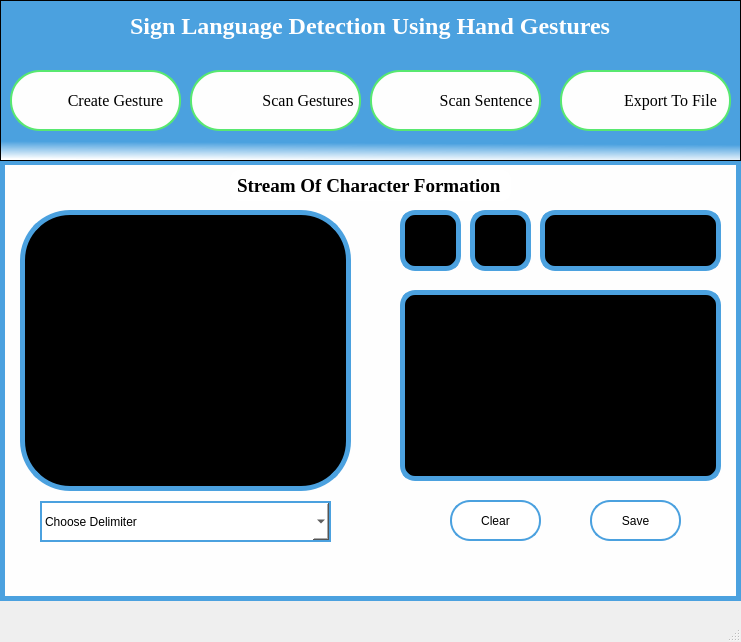
Above: Source Code/UI_Files/scan_sent.ui from shadabsk/Sign-Language-Recognition-Using-Hand-Gestures-Keras-PyQT5-OpenCV before the change. Below: the same form after it.
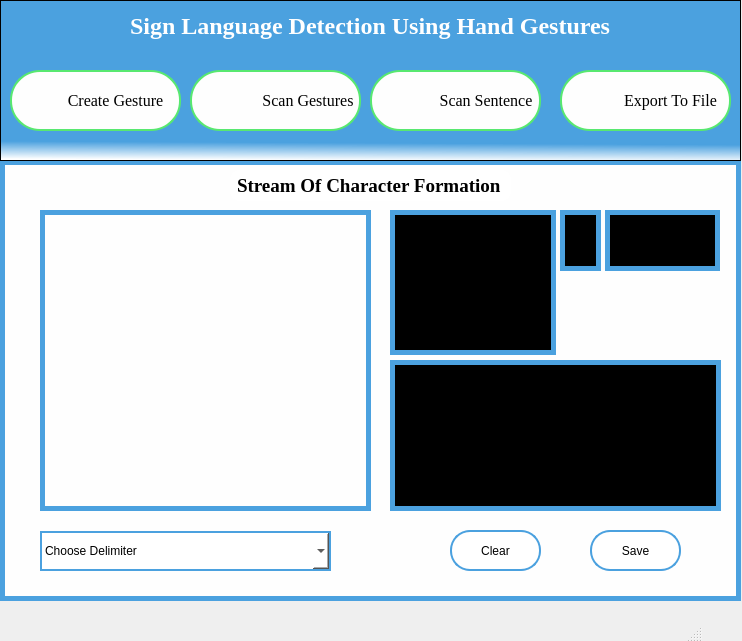
That is the form after the change. Icons and pictures are not drawn.

Commit message: improved scan single gesture and formation sentence module

What changed in the file:
```diff
--- a/Source Code/UI_Files/scan_sent.ui
+++ b/Source Code/UI_Files/scan_sent.ui
@@ -6,13 +6,17 @@
    <rect>
     <x>0</x>
     <y>0</y>
-    <width>741</width>
-    <height>642</height>
+    <width>742</width>
+    <height>641</height>
    </rect>
   </property>
   <property name="windowTitle">
    <string>MainWindow</string>
   </property>
+  <property name="styleSheet">
+   <string notr="true">width:100%;
+</string>
+  </property>
   <widget class="QWidget" name="centralwidget">
    <widget class="QGraphicsView" name="graphicsView">
     <property name="geometry">
@@ -60,15 +64,17 @@
     </property>
     <property name="geometry">
      <rect>
-      <x>400</x>
+      <x>560</x>
       <y>210</y>
-      <width>61</width>
+      <width>41</width>
       <height>61</height>
      </rect>
     </property>
     <property name="styleSheet">
-     <string notr="true">border: 5px solid #4ba1df; border-radius:15px;
-background-color:black;</string>
+     <string notr="true">border: 5px solid #4ba1df;
+background-color:black;
+color:white;
+font-size:20px;</string>
     </property>
     <property name="frameShape">
      <enum>QFrame::Box</enum>
@@ -77,29 +83,15 @@
      <string>&lt;!DOCTYPE HTML PUBLIC &quot;-//W3C//DTD HTML 4.0//EN&quot; &quot;http://www.w3.org/TR/REC-html40/strict.dtd&quot;&gt;
 &lt;html&gt;&lt;head&gt;&lt;meta name=&quot;qrichtext&quot; content=&quot;1&quot; /&gt;&lt;style type=&quot;text/css&quot;&gt;
 p, li { white-space: pre-wrap; }
-&lt;/style&gt;&lt;/head&gt;&lt;body style=&quot; font-family:'MS Shell Dlg 2'; font-size:8.25pt; font-weight:400; font-style:normal;&quot;&gt;
-&lt;p style=&quot;-qt-paragraph-type:empty; margin-top:0px; margin-bottom:0px; margin-left:0px; margin-right:0px; -qt-block-indent:0; text-indent:0px;&quot;&gt;&lt;br /&gt;&lt;/p&gt;&lt;/body&gt;&lt;/html&gt;</string>
-    </property>
-   </widget>
-   <widget class="QGraphicsView" name="graphicsView_2">
-    <property name="geometry">
-     <rect>
-      <x>20</x>
-      <y>210</y>
-      <width>331</width>
-      <height>281</height>
-     </rect>
-    </property>
-    <property name="styleSheet">
-     <string notr="true">border: 5px solid #4ba1df; border-radius:50px;
-background-color:black;</string>
+&lt;/style&gt;&lt;/head&gt;&lt;body style=&quot; font-family:'MS Shell Dlg 2'; font-size:20px; font-weight:400; font-style:normal;&quot;&gt;
+&lt;p style=&quot;-qt-paragraph-type:empty; margin-top:0px; margin-bottom:0px; margin-left:0px; margin-right:0px; -qt-block-indent:0; text-indent:0px; font-size:8.25pt;&quot;&gt;&lt;br /&gt;&lt;/p&gt;&lt;/body&gt;&lt;/html&gt;</string>
     </property>
    </widget>
    <widget class="QPushButton" name="pushButton">
     <property name="geometry">
      <rect>
       <x>590</x>
-      <y>500</y>
+      <y>530</y>
       <width>91</width>
       <height>41</height>
      </rect>
@@ -118,7 +110,7 @@
     <property name="geometry">
      <rect>
       <x>450</x>
-      <y>500</y>
+      <y>530</y>
       <width>91</width>
       <height>41</height>
      </rect>
@@ -137,9 +129,9 @@
     <property name="geometry">
      <rect>
       <x>40</x>
-      <y>501</y>
+      <y>531</y>
       <width>291</width>
-      <height>41</height>
+      <height>40</height>
      </rect>
     </property>
     <property name="styleSheet">
@@ -180,15 +172,17 @@
     </property>
     <property name="geometry">
      <rect>
-      <x>540</x>
+      <x>390</x>
       <y>210</y>
-      <width>181</width>
-      <height>61</height>
+      <width>166</width>
+      <height>145</height>
      </rect>
     </property>
     <property name="styleSheet">
-     <string notr="true">border: 5px solid #4ba1df; border-radius:15px;
-background-color:black;</string>
+     <string notr="true">border: 5px solid #4ba1df;
+background-color:black;
+color:white;
+font-size:10px;</string>
     </property>
     <property name="frameShape">
      <enum>QFrame::Box</enum>
@@ -197,8 +191,8 @@
      <string>&lt;!DOCTYPE HTML PUBLIC &quot;-//W3C//DTD HTML 4.0//EN&quot; &quot;http://www.w3.org/TR/REC-html40/strict.dtd&quot;&gt;
 &lt;html&gt;&lt;head&gt;&lt;meta name=&quot;qrichtext&quot; content=&quot;1&quot; /&gt;&lt;style type=&quot;text/css&quot;&gt;
 p, li { white-space: pre-wrap; }
-&lt;/style&gt;&lt;/head&gt;&lt;body style=&quot; font-family:'MS Shell Dlg 2'; font-size:8.25pt; font-weight:400; font-style:normal;&quot;&gt;
-&lt;p style=&quot;-qt-paragraph-type:empty; margin-top:0px; margin-bottom:0px; margin-left:0px; margin-right:0px; -qt-block-indent:0; text-indent:0px;&quot;&gt;&lt;br /&gt;&lt;/p&gt;&lt;/body&gt;&lt;/html&gt;</string>
+&lt;/style&gt;&lt;/head&gt;&lt;body style=&quot; font-family:'MS Shell Dlg 2'; font-size:10px; font-weight:400; font-style:normal;&quot;&gt;
+&lt;p style=&quot;-qt-paragraph-type:empty; margin-top:0px; margin-bottom:0px; margin-left:0px; margin-right:0px; -qt-block-indent:0; text-indent:0px; font-size:8.25pt;&quot;&gt;&lt;br /&gt;&lt;/p&gt;&lt;/body&gt;&lt;/html&gt;</string>
     </property>
    </widget>
    <widget class="QTextBrowser" name="textBrowser_4">
@@ -207,15 +201,17 @@
     </property>
     <property name="geometry">
      <rect>
-      <x>400</x>
-      <y>290</y>
-      <width>321</width>
-      <height>191</height>
+      <x>390</x>
+      <y>360</y>
+      <width>331</width>
+      <height>151</height>
      </rect>
     </property>
     <property name="styleSheet">
-     <string notr="true">border: 5px solid #4ba1df; border-radius:15px;
-background-color:black;</string>
+     <string notr="true">border: 5px solid #4ba1df;
+background-color:black;
+color:white;
+font-size:12px;</string>
     </property>
     <property name="frameShape">
      <enum>QFrame::Box</enum>
@@ -224,8 +220,8 @@
      <string>&lt;!DOCTYPE HTML PUBLIC &quot;-//W3C//DTD HTML 4.0//EN&quot; &quot;http://www.w3.org/TR/REC-html40/strict.dtd&quot;&gt;
 &lt;html&gt;&lt;head&gt;&lt;meta name=&quot;qrichtext&quot; content=&quot;1&quot; /&gt;&lt;style type=&quot;text/css&quot;&gt;
 p, li { white-space: pre-wrap; }
-&lt;/style&gt;&lt;/head&gt;&lt;body style=&quot; font-family:'MS Shell Dlg 2'; font-size:8.25pt; font-weight:400; font-style:normal;&quot;&gt;
-&lt;p style=&quot;-qt-paragraph-type:empty; margin-top:0px; margin-bottom:0px; margin-left:0px; margin-right:0px; -qt-block-indent:0; text-indent:0px;&quot;&gt;&lt;br /&gt;&lt;/p&gt;&lt;/body&gt;&lt;/html&gt;</string>
+&lt;/style&gt;&lt;/head&gt;&lt;body style=&quot; font-family:'MS Shell Dlg 2'; font-size:12px; font-weight:400; font-style:normal;&quot;&gt;
+&lt;p style=&quot;-qt-paragraph-type:empty; margin-top:0px; margin-bottom:0px; margin-left:0px; margin-right:0px; -qt-block-indent:0; text-indent:0px; font-size:8.25pt;&quot;&gt;&lt;br /&gt;&lt;/p&gt;&lt;/body&gt;&lt;/html&gt;</string>
     </property>
    </widget>
    <widget class="QTextBrowser" name="textBrowser_3">
@@ -234,15 +230,17 @@
     </property>
     <property name="geometry">
      <rect>
-      <x>470</x>
+      <x>605</x>
       <y>210</y>
-      <width>61</width>
+      <width>115</width>
       <height>61</height>
      </rect>
     </property>
     <property name="styleSheet">
-     <string notr="true">border: 5px solid #4ba1df; border-radius:15px;
-background-color:black;</string>
+     <string notr="true">border: 5px solid #4ba1df; 
+background-color:black;
+color:white;
+font-size:16px;</string>
     </property>
     <property name="frameShape">
      <enum>QFrame::Box</enum>
@@ -251,8 +249,8 @@
      <string>&lt;!DOCTYPE HTML PUBLIC &quot;-//W3C//DTD HTML 4.0//EN&quot; &quot;http://www.w3.org/TR/REC-html40/strict.dtd&quot;&gt;
 &lt;html&gt;&lt;head&gt;&lt;meta name=&quot;qrichtext&quot; content=&quot;1&quot; /&gt;&lt;style type=&quot;text/css&quot;&gt;
 p, li { white-space: pre-wrap; }
-&lt;/style&gt;&lt;/head&gt;&lt;body style=&quot; font-family:'MS Shell Dlg 2'; font-size:8.25pt; font-weight:400; font-style:normal;&quot;&gt;
-&lt;p style=&quot;-qt-paragraph-type:empty; margin-top:0px; margin-bottom:0px; margin-left:0px; margin-right:0px; -qt-block-indent:0; text-indent:0px;&quot;&gt;&lt;br /&gt;&lt;/p&gt;&lt;/body&gt;&lt;/html&gt;</string>
+&lt;/style&gt;&lt;/head&gt;&lt;body style=&quot; font-family:'MS Shell Dlg 2'; font-size:16px; font-weight:400; font-style:normal;&quot;&gt;
+&lt;p style=&quot;-qt-paragraph-type:empty; margin-top:0px; margin-bottom:0px; margin-left:0px; margin-right:0px; -qt-block-indent:0; text-indent:0px; font-size:8.25pt;&quot;&gt;&lt;br /&gt;&lt;/p&gt;&lt;/body&gt;&lt;/html&gt;</string>
     </property>
    </widget>
    <widget class="QGraphicsView" name="graphicsView_3">
@@ -447,6 +445,25 @@
      <string>Sign Language Detection Using Hand Gestures</string>
     </property>
    </widget>
+   <widget class="QLabel" name="label_3">
+    <property name="geometry">
+     <rect>
+      <x>40</x>
+      <y>210</y>
+      <width>331</width>
+      <height>301</height>
+     </rect>
+    </property>
+    <property name="styleSheet">
+     <string notr="true">border: 5px solid #4ba1df;
+
+color:white;
+font-size:20px;</string>
+    </property>
+    <property name="text">
+     <string/>
+    </property>
+   </widget>
   </widget>
   <widget class="QMenuBar" name="menubar">
    <property name="geometry">
```
Left out of the diff: 2 changed lines with no effect on the pictures. The commit also changes 4 other files.
